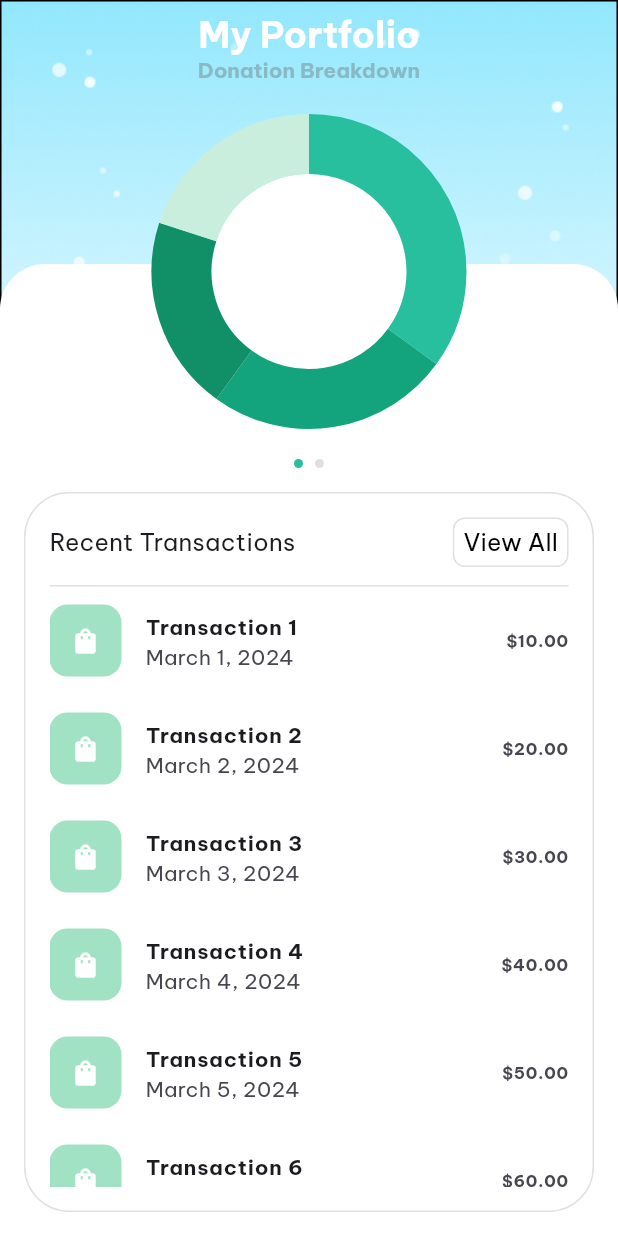
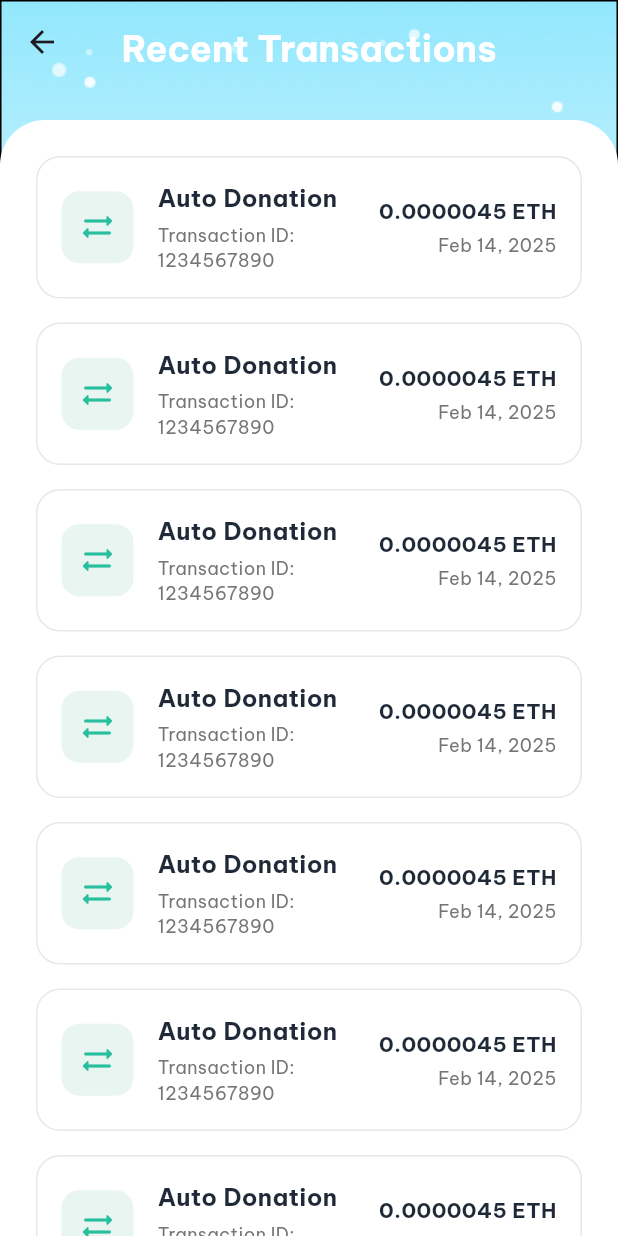
Before and after one commit to emilyjsun/GivingTree, a Flutter app: the ProfileTab screen opened directly, after a tap on "View All", on a phone screen of 412 x 824 dp. Run offline on Flutter 3.47's test engine with Material 3 defaults, Android fonts, the phone set to English and light mode, and no system bars; drawn by our look-alikes of fl_chart; our stand-ins replace flutter_dotenv, flutter_svg; missing offline and left inert: reown_appkit; statements that could not run were skipped.

Commit message:
transaction screen, change icon

```diff
--- a/app/lib/screens/profile_screen.dart
+++ b/app/lib/screens/profile_screen.dart
@@ -1,6 +1,7 @@
 import 'package:flutter/material.dart';
 import 'package:fl_chart/fl_chart.dart';
 import 'dart:math' as math;
+import 'transaction_screen.dart';
 
 class ProfileTab extends StatefulWidget {
   const ProfileTab({super.key});
@@ -29,7 +30,6 @@ class _ProfileTabState extends State<ProfileTab> {
         appBar: AppBar(
           backgroundColor: Colors.transparent,
           elevation: 0,
-          automaticallyImplyLeading: false,
           title: Padding(
             padding: const EdgeInsets.only(top: 8),
             child: Column(
@@ -228,7 +228,12 @@ class RecentTransactionsWidget extends StatelessWidget {
                     tapTargetSize: MaterialTapTargetSize.shrinkWrap,
                   ),
                   onPressed: () {
-                    // Handle view all
+                    Navigator.push(
+                      context,
+                      MaterialPageRoute(
+                        builder: (context) => const TransactionScreen(),
+                      ),
+                    );
                   },
                   child: const Text(
                     'View All',
--- /dev/null
+++ b/app/lib/screens/transaction_screen.dart
@@ -0,0 +1,126 @@
+import 'package:flutter/material.dart';
+
+class TransactionScreen extends StatelessWidget {
+  const TransactionScreen({super.key});
+
+  @override
+  Widget build(BuildContext context) {
+    return Container(
+      decoration: const BoxDecoration(
+        image: DecorationImage(
+          image: AssetImage('assets/images/blue_header_bg.png'),
+          fit: BoxFit.cover,
+          alignment: Alignment.topCenter,
+        ),
+      ),
+      child: Scaffold(
+        backgroundColor: Colors.transparent,
+        appBar: AppBar(
+          backgroundColor: Colors.transparent,
+          elevation: 0,
+          title: const Padding(
+            padding: EdgeInsets.only(top: 8),
+            child: Text(
+              'Recent Transactions',
+              style: TextStyle(
+                fontSize: 24,
+                fontWeight: FontWeight.bold,
+                color: Colors.white,
+              ),
+            ),
+          ),
+          centerTitle: true,
+        ),
+        body: Container(
+          margin: const EdgeInsets.only(top: 24),
+          decoration: const BoxDecoration(
+            color: Colors.white,
+            borderRadius: BorderRadius.vertical(
+              top: Radius.circular(30),
+            ),
+          ),
+          child: ListView.builder(
+            padding: const EdgeInsets.all(24),
+            itemCount: 10, // Replace with actual transaction count
+            itemBuilder: (context, index) {
+              return Container(
+                margin: const EdgeInsets.only(bottom: 16),
+                padding: const EdgeInsets.all(16),
+                decoration: BoxDecoration(
+                  color: Colors.white,
+                  borderRadius: BorderRadius.circular(16),
+                  border: Border.all(
+                    color: const Color(0xFFE5E7EB),
+                    width: 1,
+                  ),
+                ),
+                child: Row(
+                  children: [
+                    Container(
+                      width: 48,
+                      height: 48,
+                      decoration: BoxDecoration(
+                        color: const Color(0xFFE8F5F1),
+                        borderRadius: BorderRadius.circular(12),
+                      ),
+                      child: const Icon(
+                        Icons.sync_alt_rounded,
+                        color: Color(0xFF27BF9D),
+                        size: 24,
+                      ),
+                    ),
+                    const SizedBox(width: 16),
+                    Expanded(
+                      child: Column(
+                        crossAxisAlignment: CrossAxisAlignment.start,
+                        children: [
+                          const Text(
+                            'Auto Donation',
+                            style: TextStyle(
+                              fontSize: 16,
+                              fontWeight: FontWeight.w600,
+                              color: Color(0xFF1F2937),
+                            ),
+                          ),
+                          const SizedBox(height: 4),
+                          Text(
+                            'Transaction ID: 1234567890',
+                            style: TextStyle(
+                              fontSize: 12,
+                              color: Colors.grey[600],
+                            ),
+                          ),
+                        ],
+                      ),
+                    ),
+                    Column(
+                      crossAxisAlignment: CrossAxisAlignment.end,
+                      children: [
+                        const Text(
+                          '0.0000045 ETH',
+                          style: TextStyle(
+                            fontSize: 14,
+                            fontWeight: FontWeight.w600,
+                            color: Color(0xFF1F2937),
+                          ),
+                        ),
+                        const SizedBox(height: 4),
+                        Text(
+                          'Feb 14, 2025',
+                          style: TextStyle(
+                            fontSize: 12,
+                            color: Colors.grey[600],
+                          ),
+                        ),
+                      ],
+                    ),
+                  ],
+                ),
+              );
+            },
+          ),
+        ),
+      ),
+    );
+  }
+}
```
